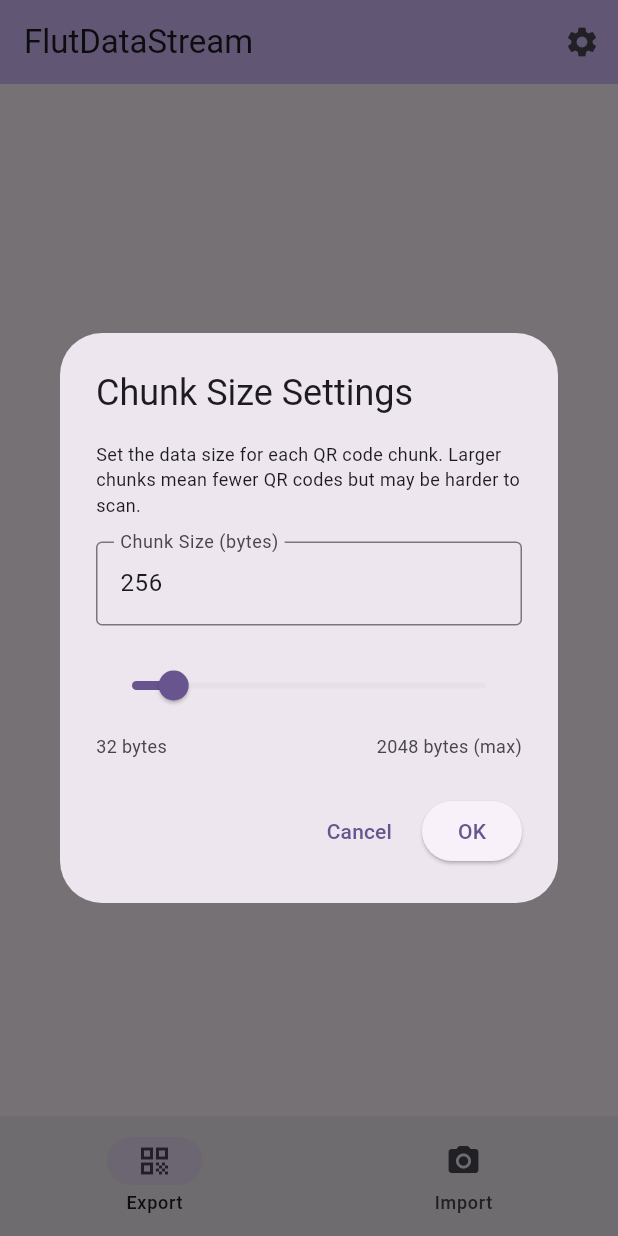
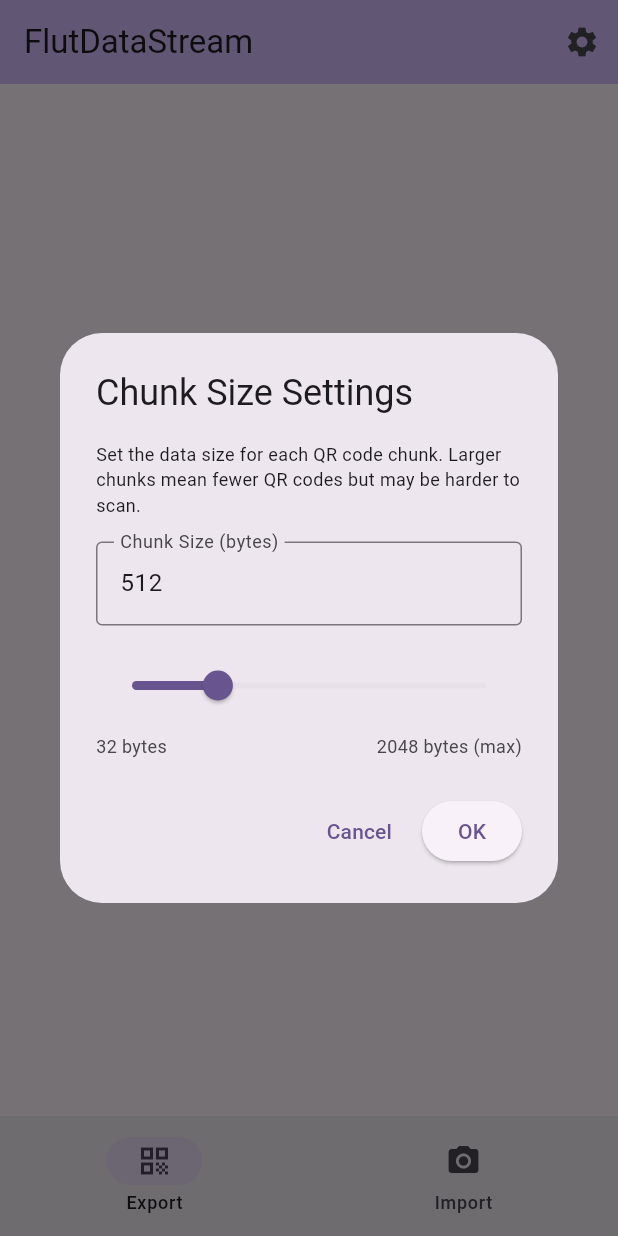
Before and after one commit to demensdeum/FlutDataStream, a Flutter app: the screen it shows after launch, after a tap on the "settings" icon, on a phone screen of 412 x 824 dp. Run offline on Flutter 3.47's test engine with Material 3 defaults, Android fonts, the phone set to English and light mode, and no system bars; our stand-ins replace file_picker, permission_handler, qr_flutter, shared_preferences; missing offline and left inert: mobile_scanner.

Commit message:
Constants

```diff
--- a/lib/screens/qr_display_screen.dart
+++ b/lib/screens/qr_display_screen.dart
@@ -21,8 +21,8 @@ class _QRDisplayScreenState extends State<QRDisplayScreen> {
   int _currentIndex = 0;
   Timer? _autoSwitchTimer;
   bool _isAutoSwitching = false;
-  Duration _switchInterval = const Duration(milliseconds: 1000); // Default 1 second
-  int _chunkSize = 256; // Default chunk size
+  Duration _switchInterval = const Duration(milliseconds: 330); // Default 330 ms
+  int _chunkSize = 512; // Default chunk size
 
   @override
   void initState() {
--- a/lib/utils/file_chunker.dart
+++ b/lib/utils/file_chunker.dart
@@ -16,7 +16,7 @@ class FileChunker {
   static List<String> generateQRBlocks(
     Uint8List fileBytes,
     String fileName, {
-    int chunkSize = 256,
+    int chunkSize = 512,
   }) {
     // Validate chunk size
     if (chunkSize < 32 || chunkSize > 2048) {
--- a/lib/utils/settings_service.dart
+++ b/lib/utils/settings_service.dart
@@ -2,7 +2,7 @@ import 'package:shared_preferences/shared_preferences.dart';
 
 class SettingsService {
   static const String _chunkSizeKey = 'chunk_size';
-  static const int _defaultChunkSize = 256;
+  static const int _defaultChunkSize = 512;
   static const int _maxChunkSize = 2048;
   static const int _minChunkSize = 32;
 
```
Also changed, not shown: 1 other file.
